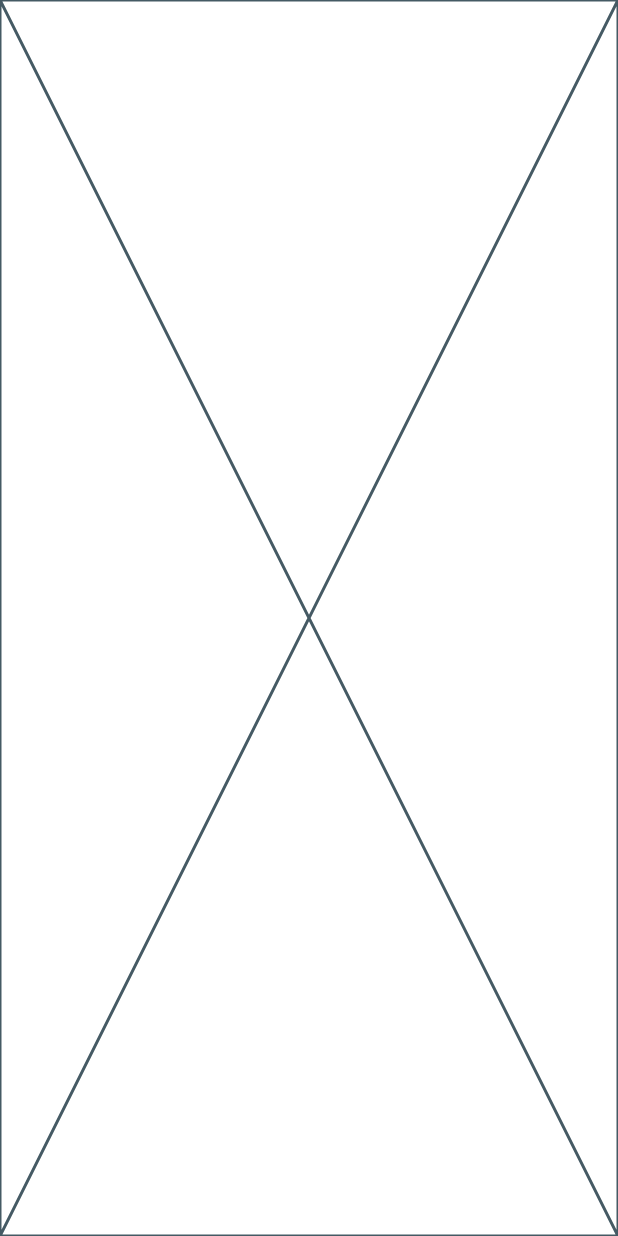
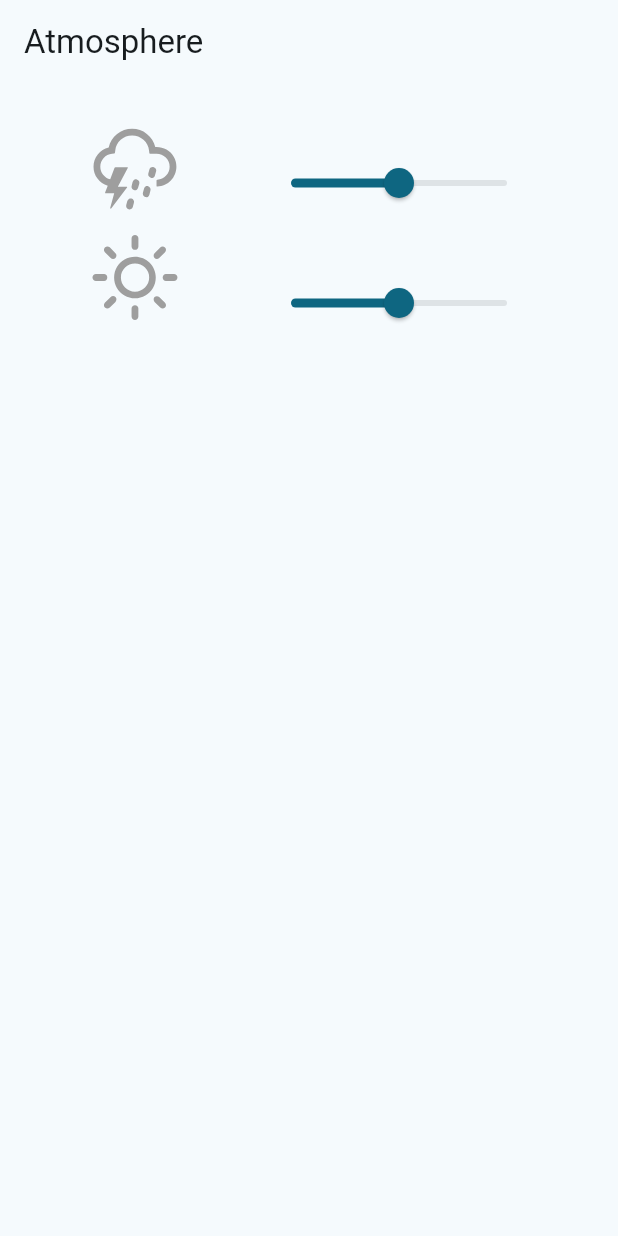
Before and after one commit to leksidev/atmosphere_app, a Flutter app: the screen it shows after launch, on a phone screen of 412 x 824 dp. Run offline on Flutter 3.47's test engine with Material 2 defaults, Android fonts, the phone set to English and light mode, and no system bars; our stand-ins replace audioplayers, weather_icons.

Commit message:
feat: add extracted sound widget

```diff
--- /dev/null
+++ b/lib/components/sound_widget.dart
@@ -0,0 +1,38 @@
+import 'package:flutter/material.dart';
+import 'package:flutter/services.dart';
+
+class SoundWidget extends StatelessWidget {
+  const SoundWidget(
+      {Key? key,
+      required this.onPress,
+      required this.icon,
+      required this.volumeValue,
+      required this.volumeOnChanged})
+      : super(key: key);
+
+  final VoidCallback onPress;
+  final Icon icon;
+  final double volumeValue;
+  final Function(double) volumeOnChanged;
+
+  @override
+  Widget build(BuildContext context) {
+    return SizedBox(
+      child: Row(
+        mainAxisAlignment: MainAxisAlignment.spaceEvenly,
+        crossAxisAlignment: CrossAxisAlignment.end,
+        children: <Widget>[
+          GestureDetector(
+            onTap: onPress,
+            child: icon,
+          ),
+          Slider(
+            value: volumeValue,
+            max: 1.0,
+            onChanged: volumeOnChanged,
+          ),
+        ],
+      ),
+    );
+  }
+}
--- a/lib/main.dart
+++ b/lib/main.dart
@@ -1,5 +1,5 @@
 import 'package:flutter/material.dart';
-import 'package:atmosphere/screens/wellcome_screen.dart';
+import 'package:atmosphere/screens/welcome_screen.dart';
 
 void main() {
   runApp(const AtmosphereApp());
@@ -13,7 +13,11 @@ class AtmosphereApp extends StatelessWidget {
     return MaterialApp(
       theme: ThemeData(
           useMaterial3: true, colorSchemeSeed: Colors.lightBlue.shade100),
-      home: const WellcomeScreen(),
+      home: const WelcomeScreen(),
+      initialRoute: WelcomeScreen.id,
+      routes: {
+        WelcomeScreen.id: (context) => const WelcomeScreen(),
+      },
     );
   }
 }
--- /dev/null
+++ b/lib/screens/welcome_screen.dart
@@ -0,0 +1,87 @@
+import 'package:flutter/material.dart';
+import 'package:audioplayers/audioplayers.dart';
+import 'package:weather_icons/weather_icons.dart';
+import 'package:atmosphere/components/sound_widget.dart';
+
+class WelcomeScreen extends StatefulWidget {
+  const WelcomeScreen({Key? key}) : super(key: key);
+
+  static const String id = 'welcome_screen';
+
+  @override
+  State<WelcomeScreen> createState() => _WelcomeScreenState();
+}
+
+class _WelcomeScreenState extends State<WelcomeScreen> {
+  final player = AudioPlayer();
+  double currentElementVolume = 0.5;
+  bool playIndicator = false;
+
+  void playSound(String sound, bool playSound) async {
+    await player.setSource(
+      AssetSource(sound),
+    );
+    if (playSound) {
+      await player.resume();
+    } else {
+      await player.stop();
+    }
+  }
+
+  @override
+  Widget build(BuildContext context) {
+    return Scaffold(
+      appBar: AppBar(
+        title: const Text('Atmosphere'),
+        scrolledUnderElevation: 3.0,
+      ),
+      body: Padding(
+        padding: const EdgeInsets.symmetric(vertical: 10.0, horizontal: 10.0),
+        child: Column(
+          children: <Widget>[
+            SoundWidget(
+              onPress: () {
+                setState(
+                  () {
+                    playIndicator = !playIndicator;
+                    playSound(
+                        'audio/data_resources_sounds_storm.ogg', playIndicator);
+                  },
+                );
+              },
+              icon: Icon(WeatherIcons.storm_showers,
+                  size: 80.0, color: playIndicator ? Colors.red : Colors.grey),
+              volumeValue: currentElementVolume,
+              volumeOnChanged: (double value) {
+                setState(() {
+                  currentElementVolume = value;
+                  player.setVolume(currentElementVolume);
+                });
+              },
+            ),
+            SoundWidget(
+              onPress: () {
+                setState(
+                  () {
+                    playIndicator = !playIndicator;
+                    playSound(
+                        'audio/data_resources_sounds_birds.ogg', playIndicator);
+                  },
+                );
+              },
+              icon: Icon(WeatherIcons.day_sunny,
+                  size: 80.0, color: playIndicator ? Colors.red : Colors.grey),
+              volumeValue: currentElementVolume,
+              volumeOnChanged: (double value) {
+                setState(() {
+                  currentElementVolume = value;
+                  player.setVolume(currentElementVolume);
+                });
+              },
+            ),
+          ],
+        ),
+      ),
+    );
+  }
+}
--- a/lib/screens/wellcome_screen.dart
+++ /dev/null
@@ -1,15 +0,0 @@
-import 'package:flutter/material.dart';
-
-class WellcomeScreen extends StatefulWidget {
-  const WellcomeScreen({Key? key}) : super(key: key);
-
-  @override
-  State<WellcomeScreen> createState() => _WellcomeScreenState();
-}
-
-class _WellcomeScreenState extends State<WellcomeScreen> {
-  @override
-  Widget build(BuildContext context) {
-    return const Placeholder();
-  }
-}
```
Also changed, not shown: pubspec.yaml (+5 -28 lines), pubspec.lock, 27 other files.
